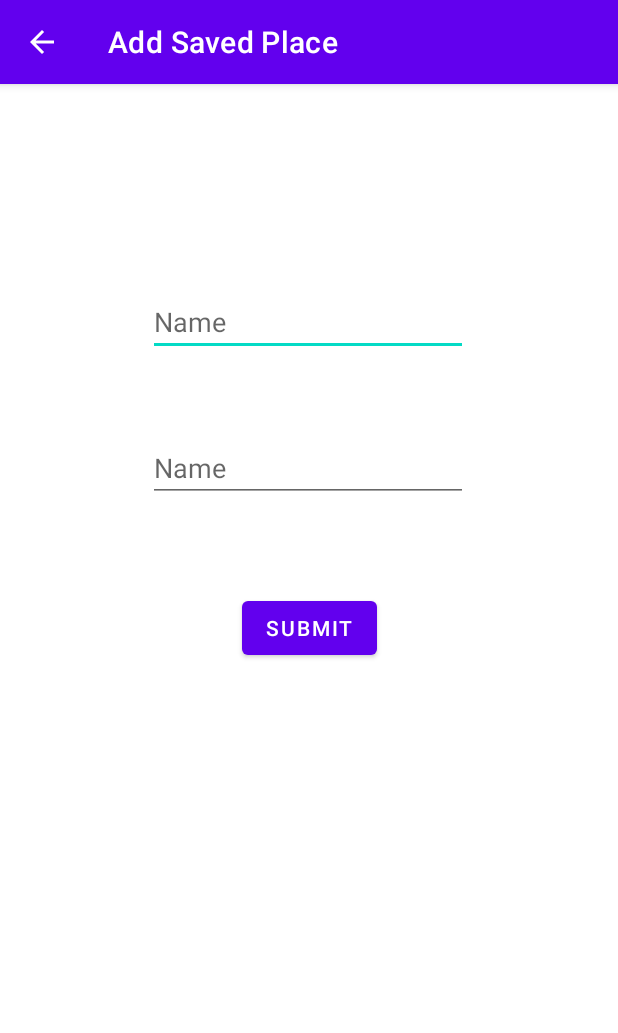
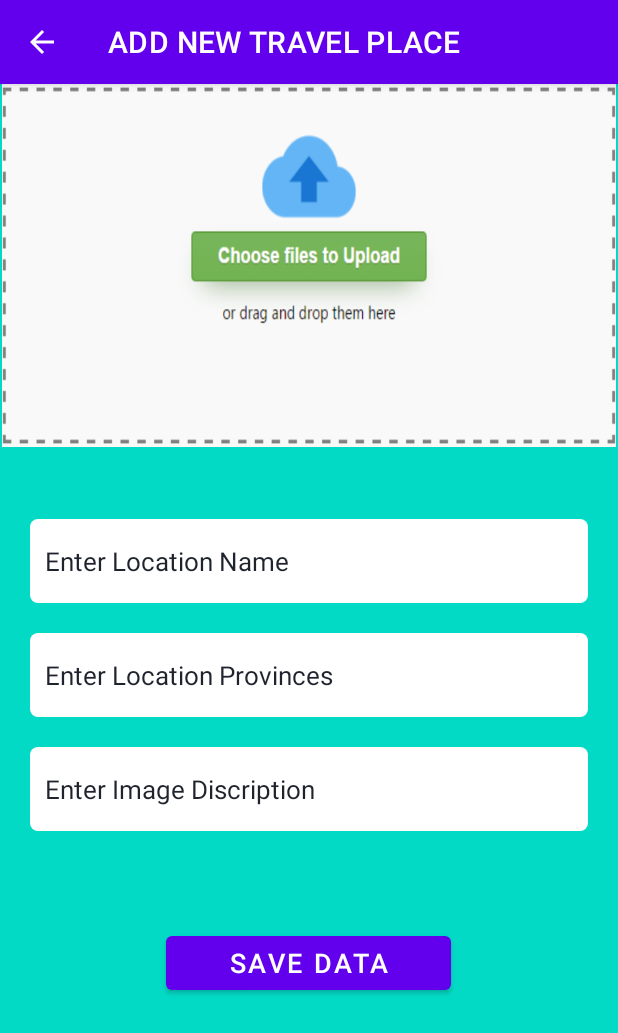
Before and after one commit to pasandi1998/tour_guide, an Android app: the screen it shows after launch (Home before the commit, Add_Places after it), after a tap on an icon or button, on a phone screen of 412 x 824 dp. Shown: the top 1033 px of the screen. Run offline under Robolectric (Android 15) with nearby library versions, the phone set to English and light mode, and no system bars; our stand-ins replace Firebase (no records; nobody signed in at launch, a user with empty details on screens opened directly).

Commit message:
Create and implement Add_Places part

```diff
--- a/app/build.gradle
+++ b/app/build.gradle
@@ -35,6 +35,7 @@ dependencies {
     implementation 'com.google.android.material:material:1.4.0'
     implementation 'androidx.constraintlayout:constraintlayout:2.1.0'
     implementation 'com.google.firebase:firebase-database:19.7.0'
+    implementation 'com.google.firebase:firebase-storage:19.1.1'
     testImplementation 'junit:junit:4.+'
     androidTestImplementation 'androidx.test.ext:junit:1.1.3'
     androidTestImplementation 'androidx.test.espresso:espresso-core:3.4.0'
--- a/app/src/main/AndroidManifest.xml
+++ b/app/src/main/AndroidManifest.xml
@@ -9,7 +9,8 @@
         android:roundIcon="@mipmap/ic_launcher_round"
         android:supportsRtl="true"
         android:theme="@style/Theme.WIKINGS">
-        <activity android:name=".Pasandi.Home"></activity>
+        <activity android:name=".Pasandi.Add_Places"></activity>
+        <activity android:name=".Pasandi.Home" />
         <activity android:name=".MainActivity">
             <intent-filter>
                 <action android:name="android.intent.action.MAIN" />
--- a/app/src/main/java/com/example/wikings/MainActivity.java
+++ b/app/src/main/java/com/example/wikings/MainActivity.java
@@ -6,6 +6,7 @@ import android.content.Intent;
 import android.os.Bundle;
 import android.view.View;
 
+import com.example.wikings.Pasandi.Add_Places;
 import com.example.wikings.Pasandi.Home;
 
 public class MainActivity extends AppCompatActivity {
@@ -17,6 +18,6 @@ public class MainActivity extends AppCompatActivity {
     }
 
     public void go(View view){
-        startActivity(new Intent(getApplicationContext(), Home.class));
+        startActivity(new Intent(getApplicationContext(), Add_Places.class));
     }
 }
--- /dev/null
+++ b/app/src/main/java/com/example/wikings/Pasandi/Add_Places.java
@@ -0,0 +1,138 @@
+package com.example.wikings.Pasandi;
+
+import androidx.appcompat.app.AppCompatActivity;
+
+
+import com.example.wikings.R;
+import com.google.firebase.database.DatabaseReference;
+import com.google.firebase.database.FirebaseDatabase;
+
+
+import android.app.ProgressDialog;
+import android.content.ContentResolver;
+import android.content.Intent;
+import android.graphics.Bitmap;
+import android.net.Uri;
+import android.provider.MediaStore;
+import android.os.Bundle;
+import android.view.View;
+import android.webkit.MimeTypeMap;
+import android.widget.Button;
+import android.widget.EditText;
+import android.widget.ImageView;
+import android.widget.Toast;
+
+import com.google.android.gms.tasks.OnSuccessListener;
+import com.google.firebase.storage.FirebaseStorage;
+import com.google.firebase.storage.StorageReference;
+import com.google.firebase.storage.UploadTask;
+import java.io.IOException;
+
+public class Add_Places extends AppCompatActivity {
+
+
+    EditText name,provinces,description ;
+    ImageView imgview;
+    Uri FilePathUri;
+    StorageReference storageReference;
+
+    int Image_Request_Code = 200;
+    ProgressDialog progressDialog ;
+    @Override
+    protected void onCreate(Bundle savedInstanceState) {
+        super.onCreate(savedInstanceState);
+        setContentView(R.layout.activity_add_places);
+
+        getSupportActionBar().setTitle("ADD NEW TRAVEL PLACE");
+        getSupportActionBar().setDisplayHomeAsUpEnabled(true);
+
+
+        storageReference = FirebaseStorage.getInstance().getReference("Images");
+
+
+
+        name = (EditText)findViewById(R.id.txtdata);
+        provinces = (EditText)findViewById(R.id.provinces);
+        description = (EditText)findViewById(R.id.description);
+        imgview = (ImageView)findViewById(R.id.image_view);
+        progressDialog = new ProgressDialog(Add_Places.this);// context name as per your project name
+    }
+
+    public void onClick(View view) {
+        Intent intent = new Intent();
+        intent.setType("image/*");
+        intent.setAction(Intent.ACTION_GET_CONTENT);
+        startActivityForResult(Intent.createChooser(intent, "Select Image"), Image_Request_Code);
+
+    }
+
+    @Override
+    protected void onActivityResult(int requestCode, int resultCode, Intent data) {
+
+        super.onActivityResult(requestCode, resultCode, data);
+
+        if (requestCode == Image_Request_Code && resultCode == RESULT_OK && data != null && data.getData() != null) {
+
+            FilePathUri = data.getData();
+
+            try {
+                Bitmap bitmap = MediaStore.Images.Media.getBitmap(getContentResolver(), FilePathUri);
+                imgview.setImageBitmap(bitmap);
+            }
+            catch (IOException e) {
+
+                e.printStackTrace();
+            }
+        }
+    }
+
+
+    public String GetFileExtension(Uri uri) {
+
+        ContentResolver contentResolver = getContentResolver();
+        MimeTypeMap mimeTypeMap = MimeTypeMap.getSingleton();
+        return mimeTypeMap.getExtensionFromMimeType(contentResolver.getType(uri)) ;
+
+    }
+
+
+    public void UploadImage(View view) {
+
+        if (FilePathUri != null) {
+
+            progressDialog.setTitle("Image is Uploading...");
+            progressDialog.show();
+            StorageReference storageReference2 = storageReference.child(System.currentTimeMillis() + "." + GetFileExtension(FilePathUri));
+            storageReference2.putFile(FilePathUri)
+                    .addOnSuccessListener(new OnSuccessListener<UploadTask.TaskSnapshot>() {
+                        @Override
+                        public void onSuccess(UploadTask.TaskSnapshot taskSnapshot) {
+
+                            uploadinfo uploadinfo = new uploadinfo();
+                            DatabaseReference databaseReference = FirebaseDatabase.getInstance().getReference().child("Images");
+
+                            String TempImageName = name.getText().toString().trim();
+                            String pro = provinces.getText().toString().trim();
+                            String des = description.getText().toString().trim();
+                            uploadinfo.setImageName(TempImageName);
+                            uploadinfo.setProvince(pro);
+                            uploadinfo.setDescription(des);
+                            uploadinfo.setImageURL(taskSnapshot.getUploadSessionUri().toString());
+
+                            System.out.println(TempImageName);
+                            System.out.println(taskSnapshot.getUploadSessionUri().toString());
+                            databaseReference.push().setValue(uploadinfo);
+                            progressDialog.dismiss();
+                            Toast.makeText(getApplicationContext(), "Image Uploaded Successfully ", Toast.LENGTH_LONG).show();
+                        }
+                    });
+        }
+        else {
+
+            Toast.makeText(Add_Places.this, "Please Select Image or Add Image Name", Toast.LENGTH_LONG).show();
+
+        }
+    }
+
+
+}
--- /dev/null
+++ b/app/src/main/res/drawable/rounded_corner.xml
@@ -0,0 +1,10 @@
+<?xml version="1.0" encoding="UTF-8"?>
+<shape xmlns:android="http://schemas.android.com/apk/res/android">
+    <solid android:color="#ffff"/>
+
+    <corners
+        android:bottomRightRadius="5dip"
+        android:bottomLeftRadius="5dip"
+        android:topLeftRadius="5dip"
+        android:topRightRadius="5dip"/>
+</shape>
--- /dev/null
+++ b/app/src/main/res/layout/activity_add_places.xml
@@ -0,0 +1,98 @@
+<?xml version="1.0" encoding="utf-8"?>
+<androidx.constraintlayout.widget.ConstraintLayout xmlns:android="http://schemas.android.com/apk/res/android"
+    xmlns:app="http://schemas.android.com/apk/res-auto"
+    xmlns:tools="http://schemas.android.com/tools"
+    android:layout_width="match_parent"
+    android:layout_height="match_parent"
+    android:background="@color/teal_200"
+    tools:context=".Pasandi.Add_Places">
+
+    <ImageView
+        android:id="@+id/image_view"
+        android:layout_width="409dp"
+        android:layout_height="242dp"
+        android:layout_marginBottom="48dp"
+        android:background="@drawable/upload2"
+        android:onClick="onClick"
+        app:layout_constraintBottom_toTopOf="@+id/txtdata"
+        app:layout_constraintEnd_toEndOf="parent"
+        app:layout_constraintStart_toStartOf="parent"
+        app:layout_constraintTop_toTopOf="parent" />
+
+    <Button
+        android:id="@+id/btnbrowse"
+        android:layout_width="190dp"
+        android:layout_height="48dp"
+        android:layout_marginStart="100dp"
+        android:layout_marginTop="64dp"
+        android:layout_marginEnd="100dp"
+        android:onClick="UploadImage"
+        android:text="Save Data"
+        android:textSize="18sp"
+        app:layout_constraintEnd_toEndOf="parent"
+        app:layout_constraintHorizontal_bias="0.476"
+        app:layout_constraintStart_toStartOf="parent"
+        app:layout_constraintTop_toBottomOf="@+id/description" />
+
+    <EditText
+        android:id="@+id/provinces"
+        android:layout_width="match_parent"
+        android:layout_height="?actionBarSize"
+        android:layout_margin="20dp"
+        android:layout_marginStart="20dp"
+        android:layout_marginTop="60dp"
+        android:layout_marginEnd="20dp"
+        android:background="@drawable/rounded_corner"
+        android:hint="Enter Location Provinces"
+        android:paddingStart="10dp"
+        android:paddingLeft="10dp"
+        android:textColor="#1f232d"
+        android:textColorHint="#1f232d"
+        android:textSize="17sp"
+        app:layout_constraintEnd_toEndOf="parent"
+        app:layout_constraintHorizontal_bias="0.0"
+        app:layout_constraintStart_toStartOf="parent"
+        app:layout_constraintTop_toBottomOf="@+id/txtdata" />
+
+    <EditText
+        android:id="@+id/description"
+        android:layout_width="match_parent"
+        android:layout_height="?actionBarSize"
+        android:layout_margin="20dp"
+        android:layout_marginStart="20dp"
+        android:layout_marginTop="80dp"
+        android:layout_marginEnd="20dp"
+        android:background="@drawable/rounded_corner"
+        android:hint="Enter Image Discription"
+        android:paddingStart="10dp"
+        android:paddingLeft="10dp"
+        android:textColor="#1f232d"
+        android:textColorHint="#1f232d"
+        android:textSize="17sp"
+        app:layout_constraintEnd_toEndOf="parent"
+        app:layout_constraintHorizontal_bias="0.0"
+        app:layout_constraintStart_toStartOf="parent"
+        app:layout_constraintTop_toBottomOf="@+id/provinces" />
+
+    <EditText
+        android:id="@+id/txtdata"
+        android:layout_width="match_parent"
+        android:layout_height="?actionBarSize"
+        android:layout_marginStart="20dp"
+        android:layout_marginTop="48dp"
+        android:layout_marginEnd="20dp"
+        android:background="@drawable/rounded_corner"
+        android:hint="Enter Location Name"
+        android:paddingStart="10dp"
+        android:paddingLeft="10dp"
+        android:textColor="#1f232d"
+        android:textColorHint="#1f232d"
+        android:textSize="17sp"
+        app:layout_constraintEnd_toEndOf="parent"
+        app:layout_constraintHorizontal_bias="0.0"
+        app:layout_constraintStart_toStartOf="parent"
+        app:layout_constraintTop_toBottomOf="@+id/image_view" />
+
+
+
+</androidx.constraintlayout.widget.ConstraintLayout>
```
Also changed, not shown: app/src/main/java/com/example/wikings/Pasandi/uploadinfo.java (added, +41 -0 lines), app/src/main/res/drawable-v24/upload2.png (added).
